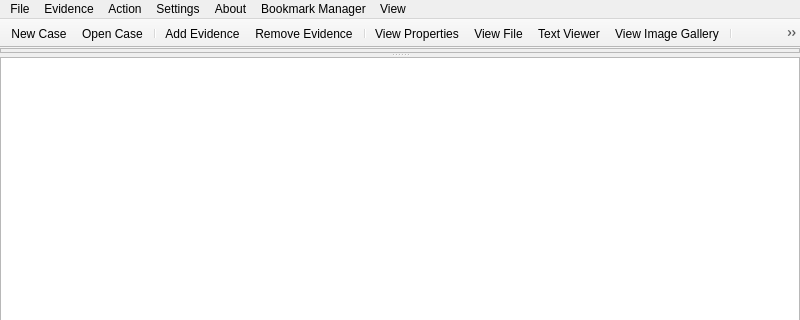
First picture: the form in wombatforensics.ui, repository pjrinaldi/wombatforensics, before the edit; both pictures show x 0 to 800 and y 0 to 320 of the 800 by 600 pixel window.
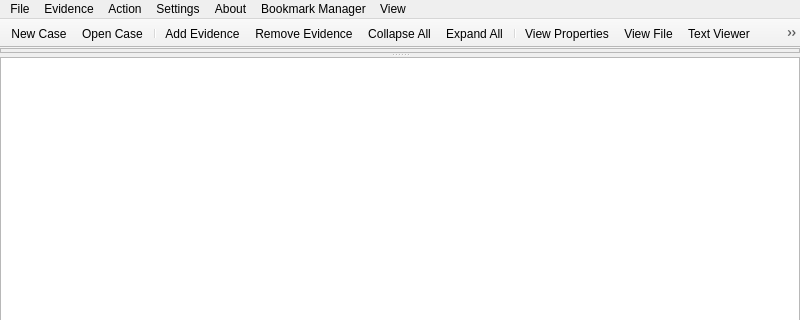
Second picture: the form after the edit. Icons and pictures are not drawn.

```diff
--- a/wombatforensics.ui
+++ b/wombatforensics.ui
@@ -228,6 +228,8 @@
    <addaction name="separator"/>
    <addaction name="actionAdd_Evidence"/>
    <addaction name="actionRemove_Evidence"/>
+   <addaction name="actionCollapseAll"/>
+   <addaction name="actionExpandAll"/>
    <addaction name="separator"/>
    <addaction name="actionView_Properties"/>
    <addaction name="actionView_File"/>
@@ -238,8 +240,7 @@
    <addaction name="actionViewMessageLog"/>
    <addaction name="actionView_Progress"/>
    <addaction name="separator"/>
-   <addaction name="actionCollapseAll"/>
-   <addaction name="actionExpandAll"/>
+   <addaction name="actionDigDeeper"/>
    <addaction name="actionCopy_Selection_To"/>
    <addaction name="actionExport_Evidence"/>
   </widget>
@@ -535,6 +536,18 @@
     <string>Collapse All</string>
    </property>
   </action>
+  <action name="actionDigDeeper">
+   <property name="icon">
+    <iconset resource="wombatforensics.qrc">
+     <normaloff>:/bar/dig</normaloff>:/bar/dig</iconset>
+   </property>
+   <property name="text">
+    <string>Dig Deeper</string>
+   </property>
+   <property name="toolTip">
+    <string>Dig Deeper</string>
+   </property>
+  </action>
  </widget>
  <resources>
   <include location="wombatforensics.qrc"/>
```
